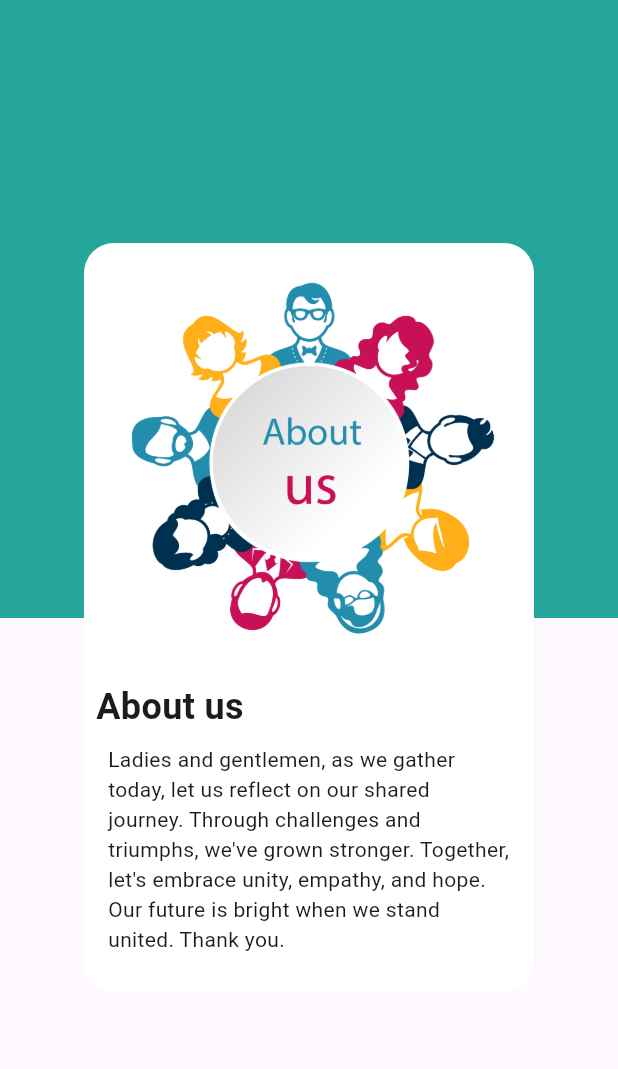
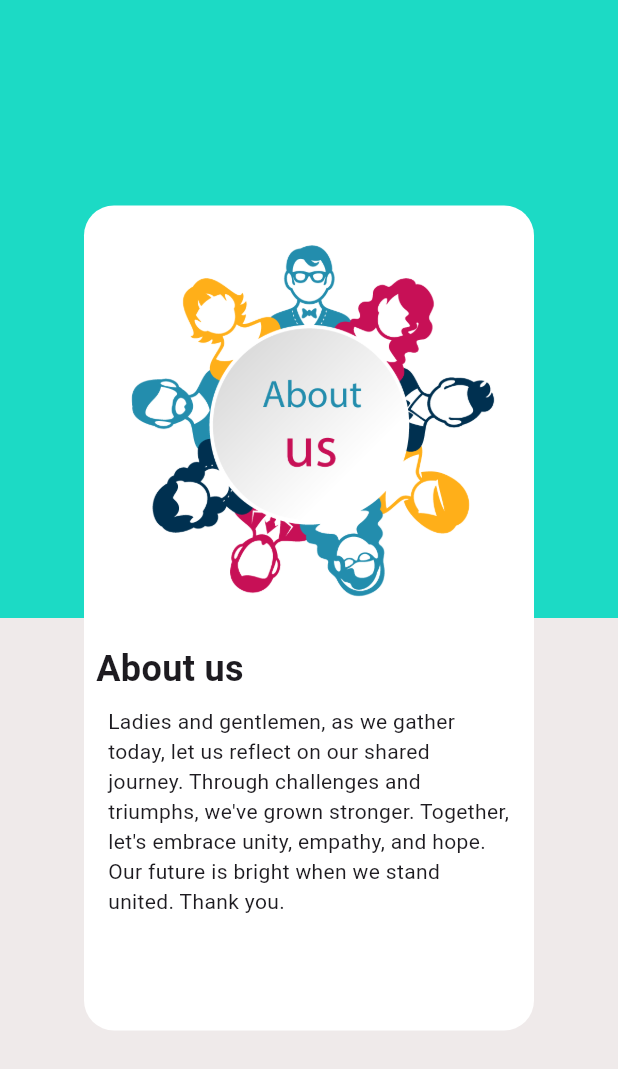
Before and after one commit to Kanishka714/donextui5, a Flutter app: the screen it shows after launch, on a phone screen of 412 x 824 dp. Shown: the top 1069 px of the screen. Run offline on Flutter 3.47's test engine with Material 3 defaults, Android fonts, the phone set to English and light mode, and no system bars.

Commit message:
modified NewHomePage added, it has the code to do the same thing but with LinearGradient

```diff
--- a/lib/home_page.dart
+++ b/lib/home_page.dart
@@ -38,11 +38,19 @@ class _HomePageState extends State<HomePage> {
             child: Stack(
               children: [
                 Container(
-                  height: 500,
+                  height: 550,
                   width: 300,
                   decoration: BoxDecoration(
                     color: Colors.white,
                     borderRadius: BorderRadius.circular(20),
+                    boxShadow: [
+                      BoxShadow(
+                        color: Colors.grey.withOpacity(0.5),
+                        spreadRadius: 5,
+                        blurRadius: 7,
+                        offset: Offset(0, 3), // changes position of shadow
+                      ),
+                    ],
                   ),
 
 
--- a/lib/main.dart
+++ b/lib/main.dart
@@ -1,4 +1,5 @@
 import 'package:donextui5/home_page.dart';
+import 'package:donextui5/new_home_page.dart';
 import 'package:flutter/material.dart';
 
 void main(){
@@ -12,7 +13,7 @@ class MyApp extends StatelessWidget {
   Widget build(BuildContext context) {
     return MaterialApp(
       debugShowCheckedModeBanner: false,
-      home: HomePage(),
+      home: NewHomePage(),
     );
   }
 }
--- /dev/null
+++ b/lib/new_home_page.dart
@@ -0,0 +1,61 @@
+import 'package:flutter/material.dart';
+
+class NewHomePage extends StatelessWidget {
+  const NewHomePage({Key? key});
+
+  @override
+  Widget build(BuildContext context) {
+    Size screenSize = MediaQuery.of(context).size;
+
+    return Scaffold(
+      body: Container(
+        width: screenSize.width,
+        height: screenSize.height,
+        decoration: BoxDecoration(
+          gradient: LinearGradient(
+            begin: Alignment.topCenter, // Start gradient from the top center
+            end: Alignment.bottomCenter, // End gradient at the bottom center
+            colors: [
+              Color(0xff1cdac5),
+              Color(0xffefeaea),
+            ],
+            stops: [0.5, 0.5], // Define stops to split the gradient evenly
+          ),
+        ),
+        child: Center(
+          child: Container(
+            height: 550,
+            width: 300,
+            decoration: BoxDecoration(
+              color: Colors.white,
+              borderRadius: BorderRadius.circular(20),
+            ),
+            child: Padding(
+              padding: const EdgeInsets.all(8.0),
+              child: Column(
+                crossAxisAlignment: CrossAxisAlignment.center,
+                children: [
+                  Container(
+                    child: Image.asset('assets/ui5.png'),
+                  ),
+                  Row(
+                    children: [
+                      Text("About us",
+                          style: TextStyle(fontWeight: FontWeight.bold, fontSize: 24)),
+                    ],
+                  ),
+                  Container(
+                    child: Padding(
+                      padding: const EdgeInsets.all(8.0),
+                      child: Center(child: Text("Ladies and gentlemen, as we gather today, let us reflect on our shared journey. Through challenges and triumphs, we've grown stronger. Together, let's embrace unity, empathy, and hope. Our future is bright when we stand united. Thank you.")),
+                    ),
+                  ),
+                ],
+              ),
+            ),
+          ),
+        ),
+      ),
+    );
+  }
+}
```
